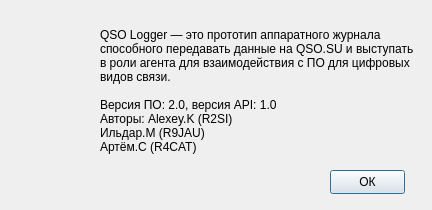
The window that about.ui (qsosu/logger) describes before a commit, drawn with Qt 5.
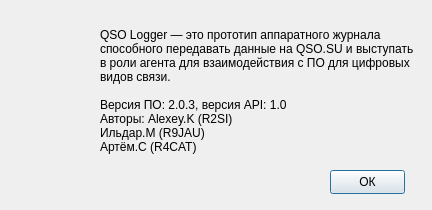
The same window after the commit. Icons and pictures are not drawn.

The edit to the form file:
```diff
--- a/about.ui
+++ b/about.ui
@@ -94,7 +94,7 @@
 в роли агента для взаимодействия с ПО для цифровых 
 видов связи.
 
-Версия ПО: 2.0, версия API: 1.0
+Версия ПО: 2.0.3, версия API: 1.0
 Авторы: Alexey.K (R2SI)
 Ильдар.М (R9JAU)
 Артём.С (R4CAT)</string>
```
